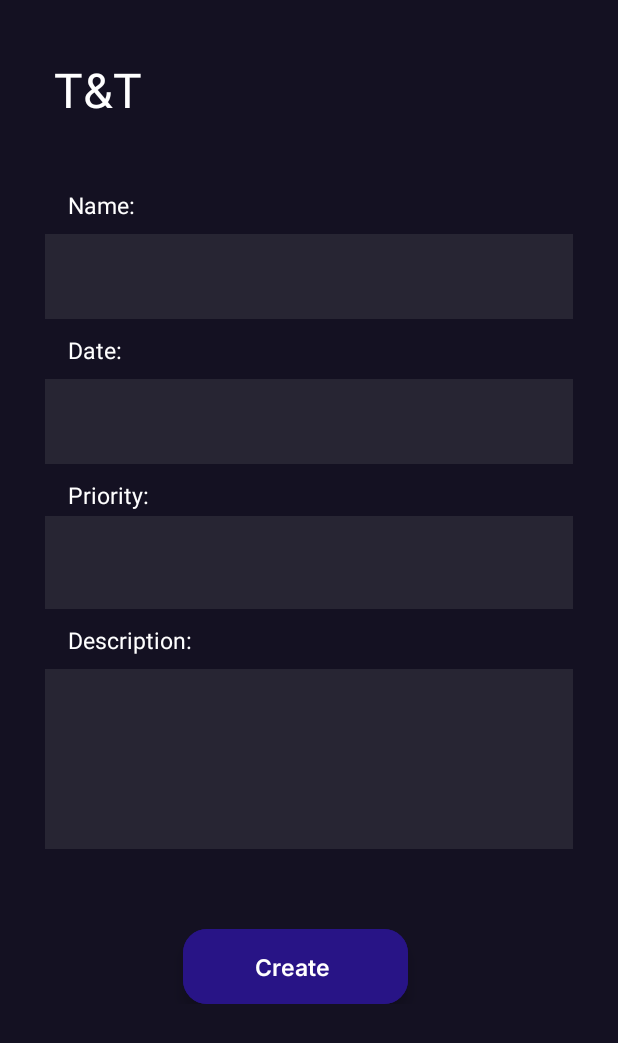
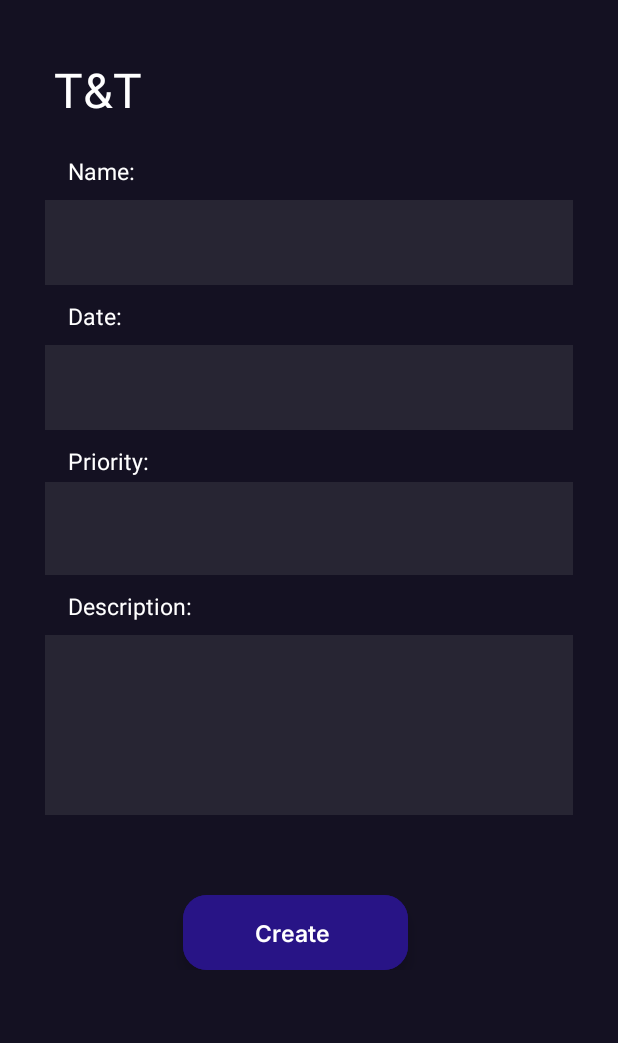
Before and after one commit to AndriyK12/TimeAndTuneMobile, an Android app: the layout new_task.xml on its own in the app's theme, with its tools: preview values and no code run, on a phone screen of 412 x 824 dp. Shown: the top 1043 px of the screen. Run offline under Robolectric (Android 15) with nearby library versions, the phone set to English and light mode, and no system bars.

Commit message:
implemented new task addition

```diff
--- a/Project/app/src/main/res/layout/new_task.xml
+++ b/Project/app/src/main/res/layout/new_task.xml
@@ -1,30 +1,34 @@
 <?xml version="1.0" encoding="utf-8"?>
-<FrameLayout xmlns:android="http://schemas.android.com/apk/res/android"
+<androidx.constraintlayout.widget.ConstraintLayout xmlns:android="http://schemas.android.com/apk/res/android"
     xmlns:tools="http://schemas.android.com/tools"
     android:layout_width="match_parent"
     android:layout_height="match_parent"
-    xmlns:app="http://schemas.android.com/apk/res-auto"
     android:background="#141122"
     tools:context=".Presentation.Navigation.ProfileFragment">
 
     <LinearLayout
         android:layout_width="match_parent"
+        android:layout_height="match_parent"
+        android:orientation="vertical">
+
+        <LinearLayout
+            android:layout_width="match_parent"
             android:layout_height="40sp"
-        android:orientation="horizontal"
+            android:layout_marginLeft="30sp"
             android:layout_marginTop="38sp"
             android:layout_marginRight="30sp"
-        android:layout_marginLeft="30sp"
-        android:layout_marginBottom="89sp">
+            android:layout_marginBottom="0sp"
+            android:orientation="horizontal">
 
             <TextView
+                android:layout_width="wrap_content"
                 android:layout_height="wrap_content"
-            android:layout_width="wrap_content"
                 android:layout_gravity="center_horizontal"
+                android:layout_marginLeft="6sp"
+                android:layout_marginTop="5sp"
                 android:text="T&amp;T"
                 android:textColor="#FFFFFF"
-            android:textSize="32sp"
-            android:layout_marginTop="5sp"
-            android:layout_marginLeft="6sp"/>
+                android:textSize="32sp" />
         </LinearLayout>
 
 
@@ -32,7 +36,7 @@
             android:layout_width="match_parent"
             android:layout_height="553dp"
             android:layout_marginLeft="30sp"
-        android:layout_marginTop="116sp"
+            android:layout_marginTop="15sp"
             android:layout_marginRight="30sp"
             android:layout_marginBottom="30sp"
             android:orientation="vertical">
@@ -45,58 +49,58 @@
                 <TextView
                     android:layout_width="match_parent"
                     android:layout_height="wrap_content"
+                    android:layout_marginLeft="15sp"
+                    android:layout_marginTop="10sp"
+                    android:layout_marginBottom="3sp"
                     android:text="Name: "
                     android:textColor="#FFF"
-                android:textSize="15sp"
-                android:layout_marginTop="10sp"
-                android:layout_marginBottom="3sp"
-                android:layout_marginLeft="15sp"/>
+                    android:textSize="15sp" />
 
                 <com.google.android.material.textfield.TextInputLayout
                     android:id="@+id/nameField"
                     android:layout_width="match_parent"
-                android:layout_height="wrap_content"
-                >
+                    android:layout_height="wrap_content">
 
                     <com.google.android.material.textfield.TextInputEditText
+                        android:id="@+id/nameText"
                         android:layout_width="match_parent"
                         android:layout_height="wrap_content"
-                    android:background="#272533"/>
+                        android:background="#272533" />
 
                 </com.google.android.material.textfield.TextInputLayout>
 
                 <TextView
                     android:layout_width="match_parent"
                     android:layout_height="wrap_content"
+                    android:layout_marginLeft="15sp"
+                    android:layout_marginTop="10sp"
+                    android:layout_marginBottom="3sp"
                     android:text="Date: "
                     android:textColor="#FFF"
-                android:textSize="15sp"
-                android:layout_marginTop="10sp"
-                android:layout_marginBottom="3sp"
-                android:layout_marginLeft="15sp"/>
+                    android:textSize="15sp" />
 
                 <com.google.android.material.textfield.TextInputLayout
                     android:id="@+id/dateField"
                     android:layout_width="match_parent"
-                android:layout_height="wrap_content"
-                >
+                    android:layout_height="wrap_content">
 
                     <com.google.android.material.textfield.TextInputEditText
+                        android:id="@+id/dateText"
                         android:layout_width="match_parent"
                         android:layout_height="wrap_content"
-                    android:background="#272533"/>
+                        android:background="#272533" />
 
                 </com.google.android.material.textfield.TextInputLayout>
 
                 <TextView
                     android:layout_width="match_parent"
                     android:layout_height="wrap_content"
+                    android:layout_marginLeft="15sp"
+                    android:layout_marginTop="10sp"
+                    android:layout_marginBottom="3sp"
                     android:text="Priority: "
                     android:textColor="#FFF"
-                android:textSize="15sp"
-                android:layout_marginTop="10sp"
-                android:layout_marginBottom="3sp"
-                android:layout_marginLeft="15sp"/>
+                    android:textSize="15sp" />
 
                 <com.google.android.material.textfield.TextInputLayout
                     android:id="@+id/priorityField"
@@ -105,32 +109,33 @@
                     android:background="#272533">
 
                     <com.google.android.material.textfield.TextInputEditText
+                        android:id="@+id/priorText"
                         android:layout_width="match_parent"
                         android:layout_height="wrap_content"
-                    android:background="#272533"/>
+                        android:background="#272533" />
 
                 </com.google.android.material.textfield.TextInputLayout>
 
                 <TextView
                     android:layout_width="match_parent"
                     android:layout_height="wrap_content"
+                    android:layout_marginLeft="15sp"
+                    android:layout_marginTop="10sp"
+                    android:layout_marginBottom="3sp"
                     android:text="Description: "
                     android:textColor="#FFF"
-                android:textSize="15sp"
-                android:layout_marginTop="10sp"
-                android:layout_marginBottom="3sp"
-                android:layout_marginLeft="15sp"/>
+                    android:textSize="15sp" />
 
                 <com.google.android.material.textfield.TextInputLayout
                     android:id="@+id/descriptionField"
                     android:layout_width="match_parent"
-                android:layout_height="wrap_content"
-                >
+                    android:layout_height="wrap_content">
 
                     <com.google.android.material.textfield.TextInputEditText
+                        android:id="@+id/descText"
                         android:layout_width="match_parent"
                         android:layout_height="120sp"
-                    android:background="#272533"/>
+                        android:background="#272533" />
 
                 </com.google.android.material.textfield.TextInputLayout>
 
@@ -143,16 +148,13 @@
                 android:layout_width="150sp"
                 android:layout_height="50sp"
                 android:layout_alignParentBottom="true"
+                android:layout_marginLeft="92sp"
                 android:layout_marginTop="80sp"
                 android:backgroundTint="@color/blue"
                 android:fontFamily="@font/inter_semibold"
                 android:text="Create"
                 android:textColor="@color/white"
-            android:textSize="15dp"
-            android:layout_marginLeft="92sp"/>
-
-
-
-
+                android:textSize="15dp" />
         </RelativeLayout>
-</FrameLayout>
+    </LinearLayout>
+</androidx.constraintlayout.widget.ConstraintLayout>
```
Also changed, not shown: Project/app/src/main/java/com/example/timeandtune/Presentation/AddTask.kt (+59 -2 lines). Lines whose indentation alone changed are shown as unchanged.
